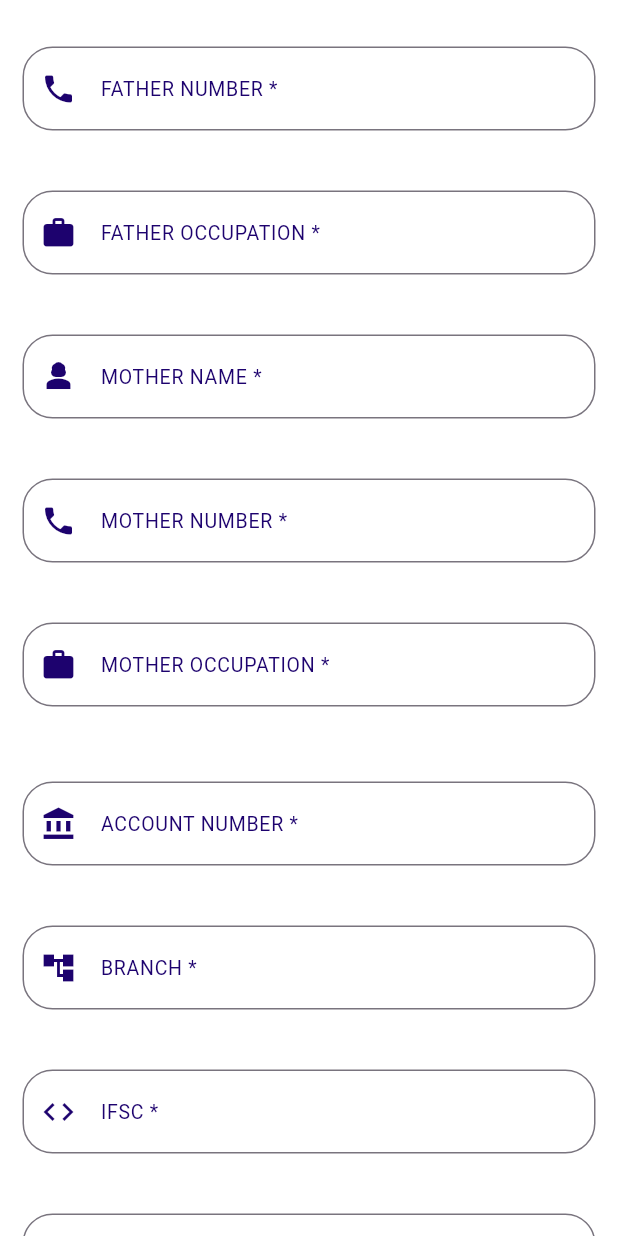
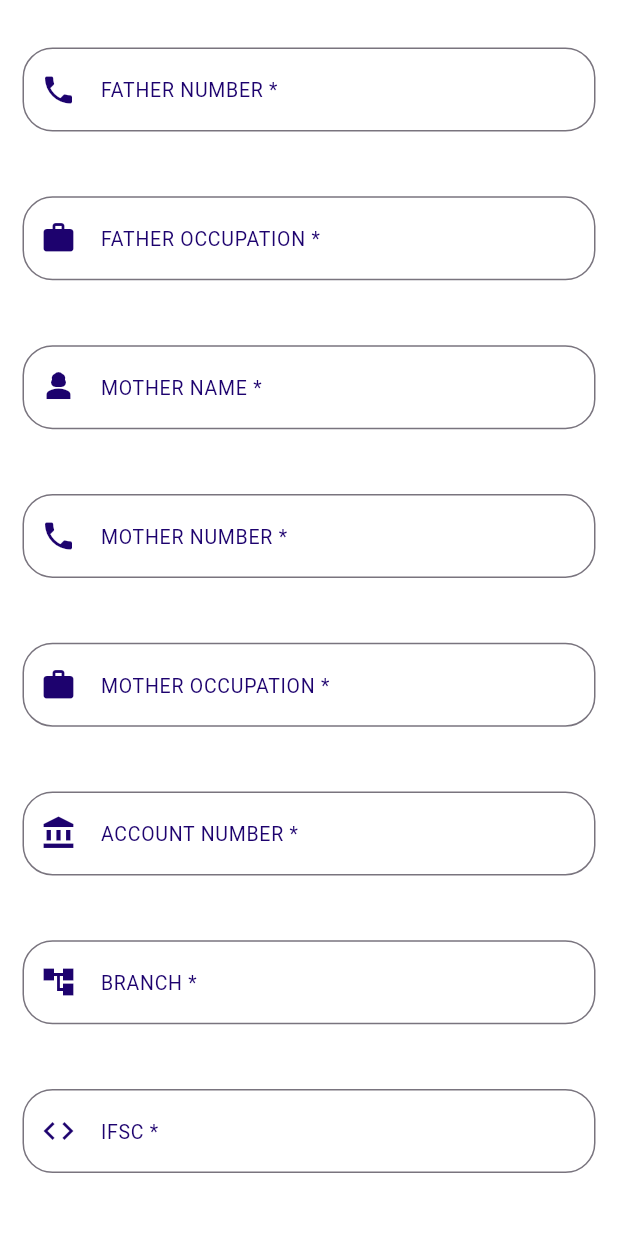
Before and after one commit to deepak-dee3/NCC-FLUTTER-APP, a Flutter app: the cadet_up2 screen opened directly, scrolled down 1152 dp, on a phone screen of 412 x 824 dp. Run offline on Flutter 3.47's test engine with Material 3 defaults, Android fonts, the phone set to English and light mode, and no system bars; our stand-ins replace animated_splash_screen, avatar_glow, cached_network_image, cloud_firestore, firebase_auth, firebase_core and 14 more; missing offline and left inert: flutter_windowmanager, image_compression_flutter, metaballs, onesignal_flutter; accounts and stored records are empty; project files that could hold a hidden picture were left out.

Commit message:
sizedbox been modified

```diff
--- a/lib/CADETS/cadet_up2.dart
+++ b/lib/CADETS/cadet_up2.dart
@@ -88,8 +88,13 @@ class _cadet_up2State extends State<cadet_up2> {
  TextEditingController _update_blood_controller = TextEditingController();
  TextEditingController _update_comm_controller = TextEditingController();
 
+ final _formKey_update_cadet = GlobalKey<FormState>();
+
   @override
   Widget build(BuildContext context) {
+        var screenHeight = MediaQuery.of(context).size.height;
+    var screenWidth = MediaQuery.of(context).size.width;
+
     return  WillPopScope(
       onWillPop: () async {
         // Handle back button press
@@ -129,10 +134,11 @@ class _cadet_up2State extends State<cadet_up2> {
         scrollDirection: Axis.vertical,
 
         child:Container(
-          child:Column(
+          child:Form(key: _formKey_update_cadet,
+            child:Column(
             children: [
 
-              SizedBox(height:90),
+              SizedBox(height:screenHeight*0.096),
 
                 Container(
             height: 250,
@@ -143,7 +149,7 @@ class _cadet_up2State extends State<cadet_up2> {
 
 
 
-              SizedBox(height: 50,),
+             SizedBox(height:screenHeight*0.056),
 
               Padding(padding:EdgeInsets.all(15),child:TextFormField(
 
@@ -172,7 +178,7 @@ class _cadet_up2State extends State<cadet_up2> {
 
           )),
 
-          SizedBox(height:10),
+          SizedBox(height:screenHeight*0.016),
 
            Padding(padding:EdgeInsets.all(15),child:TextFormField(
 
@@ -200,7 +206,7 @@ class _cadet_up2State extends State<cadet_up2> {
               border: OutlineInputBorder(borderRadius: BorderRadius.circular(20)),),
 
           )),
-          SizedBox(height:10),
+          SizedBox(height:screenHeight*0.016),
 
            Padding(padding:EdgeInsets.all(15),child:TextFormField(
 
@@ -228,7 +234,7 @@ class _cadet_up2State extends State<cadet_up2> {
               border: OutlineInputBorder(borderRadius: BorderRadius.circular(20)),),
 
           )),
-          SizedBox(height:10),
+           SizedBox(height:screenHeight*0.016),
 
 
               Padding(padding:EdgeInsets.all(15),child:TextFormField(
@@ -257,7 +263,7 @@ class _cadet_up2State extends State<cadet_up2> {
               border: OutlineInputBorder(borderRadius: BorderRadius.circular(20)),),
 
           )),
-          SizedBox(height:10),
+           SizedBox(height:screenHeight*0.016),
 
 
               Padding(padding:EdgeInsets.all(15),child:TextFormField(
@@ -285,7 +291,7 @@ class _cadet_up2State extends State<cadet_up2> {
               border: OutlineInputBorder(borderRadius: BorderRadius.circular(20)),),
 
           )),
-          SizedBox(height: 20,),
+            SizedBox(height:screenHeight*0.016),
 
 
 
@@ -314,7 +320,7 @@ class _cadet_up2State extends State<cadet_up2> {
 
           )),
 
-          SizedBox(height:10),
+            SizedBox(height:screenHeight*0.016),
 
 
               Padding(padding:EdgeInsets.all(15),child:TextFormField(
@@ -347,7 +353,7 @@ class _cadet_up2State extends State<cadet_up2> {
               border: OutlineInputBorder(borderRadius: BorderRadius.circular(20)),),
 
           )),
-          SizedBox(height:10),
+           SizedBox(height:screenHeight*0.016),
 
 
               Padding(padding:EdgeInsets.all(15),child:TextFormField(
@@ -376,7 +382,7 @@ class _cadet_up2State extends State<cadet_up2> {
               border: OutlineInputBorder(borderRadius: BorderRadius.circular(20)),),
 
           )),
-          SizedBox(height:10),
+           SizedBox(height:screenHeight*0.016),
 
 
               Padding(padding:EdgeInsets.all(15),child:TextFormField(
@@ -405,7 +411,7 @@ class _cadet_up2State extends State<cadet_up2> {
               border: OutlineInputBorder(borderRadius: BorderRadius.circular(20)),),
 
           )),
-          SizedBox(height:10),
+           SizedBox(height:screenHeight*0.016),
 
 
               Padding(padding:EdgeInsets.all(15),child:TextFormField(
@@ -435,7 +441,7 @@ class _cadet_up2State extends State<cadet_up2> {
 
           )),
 
-          SizedBox(height:10),
+           SizedBox(height:screenHeight*0.016),
 
 
               Padding(padding:EdgeInsets.all(15),child:TextFormField(
@@ -465,7 +471,7 @@ class _cadet_up2State extends State<cadet_up2> {
 
           )),
 
-          SizedBox(height:10),
+            SizedBox(height:screenHeight*0.016),
 
 
               Padding(padding:EdgeInsets.all(15),child:TextFormField(
@@ -494,7 +500,7 @@ class _cadet_up2State extends State<cadet_up2> {
 
           )),
 
-          SizedBox(height:10),
+          SizedBox(height:screenHeight*0.016),
 
 
               Padding(padding:EdgeInsets.all(15),child:TextFormField(
@@ -526,7 +532,7 @@ class _cadet_up2State extends State<cadet_up2> {
               border: OutlineInputBorder(borderRadius: BorderRadius.circular(20)),),
 
           )),
-          SizedBox(height: 20,),
+           SizedBox(height:screenHeight*0.016),
 
              Padding(padding:EdgeInsets.all(15),child:TextFormField(
 
@@ -551,8 +557,7 @@ class _cadet_up2State extends State<cadet_up2> {
               border: OutlineInputBorder(borderRadius: BorderRadius.circular(20)),),
 
           )),
-          SizedBox(height:10),
-
+           SizedBox(height:screenHeight*0.016),
 
               Padding(padding:EdgeInsets.all(15),child:TextFormField(
 
@@ -576,7 +581,7 @@ class _cadet_up2State extends State<cadet_up2> {
               border: OutlineInputBorder(borderRadius: BorderRadius.circular(20)),),
 
           )),
-          SizedBox(height:10),
+         SizedBox(height:screenHeight*0.016),
 
 
               Padding(padding:EdgeInsets.all(15),child:TextFormField(
@@ -605,8 +610,7 @@ class _cadet_up2State extends State<cadet_up2> {
               border: OutlineInputBorder(borderRadius: BorderRadius.circular(20)),),
 
           )),
-          SizedBox(height:10),
-
+          SizedBox(height:screenHeight*0.016),
 
               Padding(padding:EdgeInsets.all(15),child:TextFormField(
 
@@ -634,7 +638,7 @@ class _cadet_up2State extends State<cadet_up2> {
               border: OutlineInputBorder(borderRadius: BorderRadius.circular(20)),),
 
           )),
-          SizedBox(height: 20,),
+           SizedBox(height:screenHeight*0.016),
           Padding(padding:EdgeInsets.all(15),child:TextFormField(
 
             controller: _update_bats_controller,
@@ -661,7 +665,7 @@ class _cadet_up2State extends State<cadet_up2> {
 
           )),
 
-          SizedBox(height:10),
+           SizedBox(height:screenHeight*0.016),
 
 
               Padding(padding:EdgeInsets.all(15),child:TextFormField(
@@ -690,7 +694,7 @@ class _cadet_up2State extends State<cadet_up2> {
               border: OutlineInputBorder(borderRadius: BorderRadius.circular(20)),),
 
           )),
-          SizedBox(height:10),
+           SizedBox(height:screenHeight*0.016),
 
 
               Padding(padding:EdgeInsets.all(15),child:TextFormField(
@@ -716,7 +720,7 @@ class _cadet_up2State extends State<cadet_up2> {
               border: OutlineInputBorder(borderRadius: BorderRadius.circular(20)),),
 
           )),
-          SizedBox(height:10),
+           SizedBox(height:screenHeight*0.016),
 
 
               Padding(padding:EdgeInsets.all(15),child:TextFormField(
@@ -741,7 +745,7 @@ class _cadet_up2State extends State<cadet_up2> {
               border: OutlineInputBorder(borderRadius: BorderRadius.circular(20)),),
 
           )),
-          SizedBox(height:10),
+           SizedBox(height:screenHeight*0.016),
 
 
               Padding(padding:EdgeInsets.all(15),child:TextFormField(
@@ -769,7 +773,7 @@ class _cadet_up2State extends State<cadet_up2> {
 
           )),
 
-          SizedBox(height:10),
+           SizedBox(height:screenHeight*0.016),
 
 
               Padding(padding:EdgeInsets.all(15),child:TextFormField(
@@ -799,8 +803,7 @@ class _cadet_up2State extends State<cadet_up2> {
 
           )),
 
-          SizedBox(height:10),
-
+           SizedBox(height:screenHeight*0.016),
 
               Padding(padding:EdgeInsets.all(15),child:TextFormField(
 
@@ -830,7 +833,7 @@ class _cadet_up2State extends State<cadet_up2> {
           )),
 
 
-          SizedBox(height: 20,),
+            SizedBox(height:screenHeight*0.026),
 
 
 
@@ -841,6 +844,10 @@ class _cadet_up2State extends State<cadet_up2> {
 
               // update('CADETS', 'update_regi_controller', 'Regimental_number', f1, f2, f3, f4)
                onTap: () {
+
+                 if (_formKey_update_cadet.currentState!.validate()){
+
+
                   update('CADETS', _update_regi_controller.text, {
                     'Name': _update_name_controller.text,
                     'Directorate': _update_dir_controller.text,
@@ -870,7 +877,7 @@ class _cadet_up2State extends State<cadet_up2> {
                   });
 
                   Navigator.push(context, MaterialPageRoute(builder: (context) => cadet_main_page()));
-                },
+               }},
 
               child: Container(
                 width: 220,
@@ -885,13 +892,13 @@ class _cadet_up2State extends State<cadet_up2> {
                 ),
               ),
             ),
-            SizedBox(height: 20,)
+             SizedBox(height:screenHeight*0.016),
 
             ],
 
           )
         )
       )
-    ));
+    )));
   }
 }
--- a/lib/CADETS/cadet_view_events.dart
+++ b/lib/CADETS/cadet_view_events.dart
@@ -36,6 +36,8 @@ class _cadet_view_eventsState extends State<cadet_view_events> {
 
   @override
   Widget build(BuildContext context) {
+     var screenHeight = MediaQuery.of(context).size.height;
+    var screenWidth = MediaQuery.of(context).size.width;
     return WillPopScope(
       onWillPop: () async {
         // Handle back button press
@@ -103,7 +105,7 @@ class _cadet_view_eventsState extends State<cadet_view_events> {
                                       fontWeight: FontWeight.bold,
                                     ),
                                   ),
-                                  SizedBox(height: 10),
+                                  SizedBox(height:screenHeight*0.16),
                                  ],),),),],),),),);},);}},),)));
   }
 }
--- a/lib/cadet_fill_details.dart
+++ b/lib/cadet_fill_details.dart
@@ -345,7 +345,7 @@ _mothername_controller .clear();
             child:Lottie.asset('assets/animation/Animation - 1721493362106.json')),),
           ),
 
-            SizedBox(height: 10,),
+            SizedBox(height: screenHeight*0.016,),
             Align(alignment: Alignment.topLeft,
             child:Shimmer.fromColors(baseColor: Color.fromARGB(255, 6, 6, 184),highlightColor: Colors.white,
               child:Text('    CADET DETAILS',style:TextStyle(fontWeight: FontWeight.bold,fontSize: 21,color: Color.fromARGB(255, 6, 6, 184))),),),
--- a/lib/main.dart
+++ b/lib/main.dart
@@ -516,7 +516,7 @@ class _HomeState extends State<Home> {
               title: Row(children: [
 
                 Shimmer.fromColors( baseColor:Colors.black, highlightColor: Colors.white,child:Icon(Icons.lock,size: 30,),),
-                SizedBox(width: 10,),
+                SizedBox(width: screenWidth*0.016,),
                 Text('Secure Key',style: TextStyle(fontSize: 20,fontWeight: FontWeight.bold),)
 
               ],),
--- a/lib/ncc_content.dart
+++ b/lib/ncc_content.dart
@@ -7,6 +7,9 @@ import 'package:shimmer/shimmer.dart';
 class contents extends StatelessWidget{
   @override
   Widget build(BuildContext context) {
+        var screenHeight = MediaQuery.of(context).size.height;
+    var screenWidth = MediaQuery.of(context).size.width;
+
     return Scaffold(
         backgroundColor: Colors.white,
 
@@ -39,7 +42,7 @@ class contents extends StatelessWidget{
 
             children: [
 
-              SizedBox(height: 50,),
+              SizedBox(height: screenHeight*0.056),
 
 
 
```
Also changed, not shown: lib/CADETS/cadet_upload_achievements.dart (+7 -5 lines), lib/CADETS/cadet_view_achievements.dart (+5 -3 lines).
